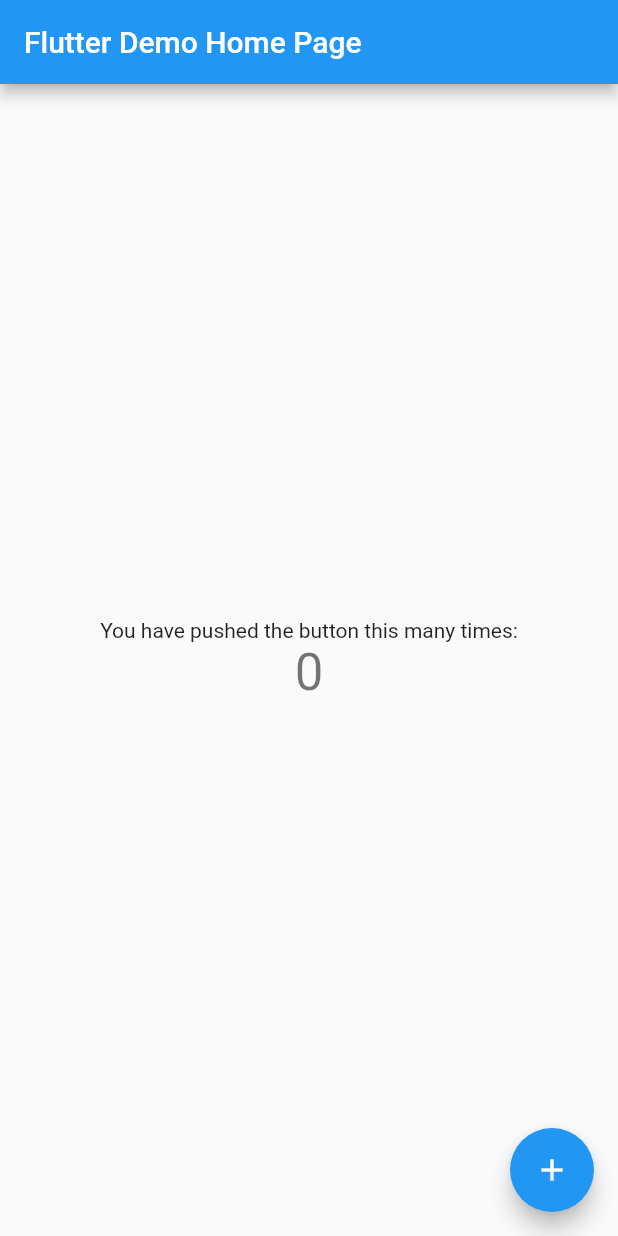
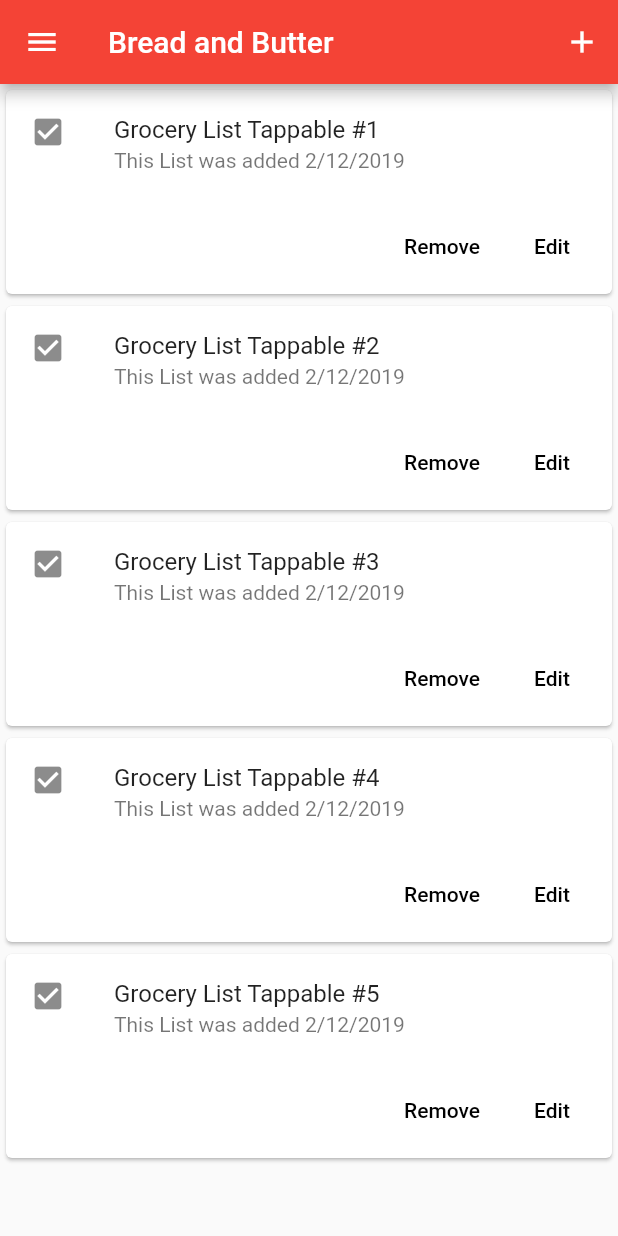
Before and after one commit to jnha/bread-and-butter, a Flutter app: the screen it shows after launch, on a phone screen of 412 x 824 dp. Run offline on Flutter 3.47's test engine with Material 2 defaults, Android fonts, the phone set to English and light mode, and no system bars.

Commit message:
Prototype UI

```diff
--- a/lib/main.dart
+++ b/lib/main.dart
@@ -1,5 +1,8 @@
 import 'package:flutter/material.dart';
-
+import 'package:grocery_app/pages/create_list.dart';
+import 'pages/settings.dart';
+import 'pages/list_page.dart';
+import 'pages/my_fridge.dart';
 void main() => runApp(MyApp());
 
 class MyApp extends StatelessWidget {
@@ -9,33 +12,15 @@ class MyApp extends StatelessWidget {
     return MaterialApp(
       title: 'Flutter Demo',
       theme: ThemeData(
-        // This is the theme of your application.
-        //
-        // Try running your application with "flutter run". You'll see the
-        // application has a blue toolbar. Then, without quitting the app, try
-        // changing the primarySwatch below to Colors.green and then invoke
-        // "hot reload" (press "r" in the console where you ran "flutter run",
-        // or simply save your changes to "hot reload" in a Flutter IDE).
-        // Notice that the counter didn't reset back to zero; the application
-        // is not restarted.
-        primarySwatch: Colors.blue,
+        primarySwatch: Colors.red,
       ),
-      home: MyHomePage(title: 'Flutter Demo Home Page'),
+      home: MyHomePage(title: 'Bread and Butter'),
     );
   }
 }
 
 class MyHomePage extends StatefulWidget {
   MyHomePage({Key key, this.title}) : super(key: key);
-
-  // This widget is the home page of your application. It is stateful, meaning
-  // that it has a State object (defined below) that contains fields that affect
-  // how it looks.
-
-  // This class is the configuration for the state. It holds the values (in this
-  // case the title) provided by the parent (in this case the App widget) and
-  // used by the build method of the State. Fields in a Widget subclass are
-  // always marked "final".
 
   final String title;
 
@@ -44,68 +29,266 @@ class MyHomePage extends StatefulWidget {
 }
 
 class _MyHomePageState extends State<MyHomePage> {
-  int _counter = 0;
-
-  void _incrementCounter() {
-    setState(() {
-      // This call to setState tells the Flutter framework that something has
-      // changed in this State, which causes it to rerun the build method below
-      // so that the display can reflect the updated values. If we changed
-      // _counter without calling setState(), then the build method would not be
-      // called again, and so nothing would appear to happen.
-      _counter++;
-    });
-  }
 
   @override
   Widget build(BuildContext context) {
-    // This method is rerun every time setState is called, for instance as done
-    // by the _incrementCounter method above.
-    //
-    // The Flutter framework has been optimized to make rerunning build methods
-    // fast, so that you can just rebuild anything that needs updating rather
-    // than having to individually change instances of widgets.
     return Scaffold(
-      appBar: AppBar(
-        // Here we take the value from the MyHomePage object that was created by
-        // the App.build method, and use it to set our appbar title.
-        title: Text(widget.title),
-      ),
-      body: Center(
-        // Center is a layout widget. It takes a single child and positions it
-        // in the middle of the parent.
-        child: Column(
-          // Column is also layout widget. It takes a list of children and
-          // arranges them vertically. By default, it sizes itself to fit its
-          // children horizontally, and tries to be as tall as its parent.
-          //
-          // Invoke "debug painting" (press "p" in the console, choose the
-          // "Toggle Debug Paint" action from the Flutter Inspector in Android
-          // Studio, or the "Toggle Debug Paint" command in Visual Studio Code)
-          // to see the wireframe for each widget.
-          //
-          // Column has various properties to control how it sizes itself and
-          // how it positions its children. Here we use mainAxisAlignment to
-          // center the children vertically; the main axis here is the vertical
-          // axis because Columns are vertical (the cross axis would be
-          // horizontal).
-          mainAxisAlignment: MainAxisAlignment.center,
+      drawer: Drawer(
+        child: ListView(
           children: <Widget>[
-            Text(
-              'You have pushed the button this many times:',
+            UserAccountsDrawerHeader(
+              accountName: Text('Sid Kondapuram'),
+              accountEmail: Text('SidK@mailerdaemon.com'),
+              currentAccountPicture: CircleAvatar(
+                backgroundImage: NetworkImage('https://cdn1.iconfinder.com/data/icons/user-pictures/101/malecostume-512.png'),
+              ),
             ),
-            Text(
-              '$_counter',
-              style: Theme.of(context).textTheme.display1,
+            ListTile(
+              title: Text('New List'),
+              trailing: Icon(Icons.add),
+              onTap: () {
+                Navigator.push(
+                  context,
+                  MaterialPageRoute(builder: (context) => CreateListPage()));
+              },
+            ),
+            Divider(),
+            ListTile(
+              title: Text('My Fridge'),
+              trailing: Icon(Icons.check_box),
+              onTap: () {
+                Navigator.push(
+                  context,
+                  MaterialPageRoute(builder: (context) => MyFridgePage()));
+              },
+            ),
+            Divider(),
+            ListTile(
+              title: Text('Settings'),
+              trailing: Icon(Icons.settings),
+              onTap: () {
+                Navigator.push(
+                  context,
+                  MaterialPageRoute(builder: (context) => SettingsPage()));
+              },
             ),
           ],
         ),
       ),
-      floatingActionButton: FloatingActionButton(
-        onPressed: _incrementCounter,
-        tooltip: 'Increment',
-        child: Icon(Icons.add),
-      ), // This trailing comma makes auto-formatting nicer for build methods.
+      appBar: AppBar(
+        title: Text(widget.title),
+        actions: <Widget>[
+          IconButton(
+            icon: Icon(Icons.add),
+            onPressed: () {
+              Navigator.push(
+                  context,
+                  MaterialPageRoute(builder: (context) => CreateListPage()));
+            },
+          )
+        ],
+      ),
+      body: Center(
+        child: ListView(
+          children: <Widget>[
+            GestureDetector(
+              onTap: () {
+                Navigator.push(
+                context,
+                MaterialPageRoute(builder: (context) => ListPage()));
+              },
+              child: Card(
+              child: Column(
+                mainAxisSize: MainAxisSize.min,
+                children: <Widget>[
+                  ListTile(
+                    leading: Icon(Icons.check_box),
+                    title: Text('Grocery List Tappable #1'),
+                    subtitle: Text('This List was added 2/12/2019'),
+                  ),
+                  ButtonTheme.bar(
+                    child: ButtonBar(
+                      children: <Widget>[
+                        FlatButton(
+                          child: const Text('Remove'),
+                          onPressed: () {
+                            //TODO: Add on press functionality here
+                          },
+                        ),
+                        FlatButton(
+                          child: const Text('Edit'),
+                          onPressed: () {
+                            Navigator.push(
+                              context,
+                              MaterialPageRoute(builder: (context) => ListPage()));
+                          },
+                        )
+                      ],
+                      ),
+                  ),
+                ],
+              ),
+            ),
+          ),
+                      GestureDetector(
+              onTap: () {
+                Navigator.push(
+                context,
+                MaterialPageRoute(builder: (context) => ListPage()));
+              },
+              child: Card(
+              child: Column(
+                mainAxisSize: MainAxisSize.min,
+                children: <Widget>[
+                  ListTile(
+                    leading: Icon(Icons.check_box),
+                    title: Text('Grocery List Tappable #2'),
+                    subtitle: Text('This List was added 2/12/2019'),
+                  ),
+                  ButtonTheme.bar(
+                    child: ButtonBar(
+                      children: <Widget>[
+                        FlatButton(
+                          child: const Text('Remove'),
+                          onPressed: () {
+                            //TODO: Add on press functionality here
+                          },
+                        ),
+                        FlatButton(
+                          child: const Text('Edit'),
+                          onPressed: () {
+                            Navigator.push(
+                              context,
+                              MaterialPageRoute(builder: (context) => ListPage()));
+                          },
+                        )
+                      ],
+                      ),
+                  ),
+                ],
+              ),
+            ),
+          ),
+                      GestureDetector(
+              onTap: () {
+                Navigator.push(
+                context,
+                MaterialPageRoute(builder: (context) => ListPage()));
+              },
+              child: Card(
+              child: Column(
+                mainAxisSize: MainAxisSize.min,
+                children: <Widget>[
+                  ListTile(
+                    leading: Icon(Icons.check_box),
+                    title: Text('Grocery List Tappable #3'),
+                    subtitle: Text('This List was added 2/12/2019'),
+                  ),
+                  ButtonTheme.bar(
+                    child: ButtonBar(
+                      children: <Widget>[
+                        FlatButton(
+                          child: const Text('Remove'),
+                          onPressed: () {
+                            //TODO: Add on press functionality here
+                          },
+                        ),
+                        FlatButton(
+                          child: const Text('Edit'),
+                          onPressed: () {
+                            Navigator.push(
+                              context,
+                              MaterialPageRoute(builder: (context) => ListPage()));
+                          },
+                        )
+                      ],
+                      ),
+                  ),
+                ],
+              ),
+            ),
+          ),
+                      GestureDetector(
+              onTap: () {
+                Navigator.push(
+                context,
+                MaterialPageRoute(builder: (context) => ListPage()));
+              },
+              child: Card(
+              child: Column(
+                mainAxisSize: MainAxisSize.min,
+                children: <Widget>[
+                  ListTile(
+                    leading: Icon(Icons.check_box),
+                    title: Text('Grocery List Tappable #4'),
+                    subtitle: Text('This List was added 2/12/2019'),
+                  ),
+                  ButtonTheme.bar(
+                    child: ButtonBar(
+                      children: <Widget>[
+                        FlatButton(
+                          child: const Text('Remove'),
+                          onPressed: () {
+                            //TODO: Add on press functionality here
+                          },
+                        ),
+                        FlatButton(
+                          child: const Text('Edit'),
+                          onPressed: () {
+                            Navigator.push(
+                              context,
+                              MaterialPageRoute(builder: (context) => ListPage()));
+                          },
+                        )
+                      ],
+                      ),
+                  ),
+                ],
+              ),
+            ),
+          ),
+                      GestureDetector(
+              onTap: () {
+                Navigator.push(
+                context,
+                MaterialPageRoute(builder: (context) => ListPage()));
+              },
+              child: Card(
+              child: Column(
+                mainAxisSize: MainAxisSize.min,
+                children: <Widget>[
+                  ListTile(
+                    leading: Icon(Icons.check_box),
+                    title: Text('Grocery List Tappable #5'),
+                    subtitle: Text('This List was added 2/12/2019'),
+                  ),
+                  ButtonTheme.bar(
+                    child: ButtonBar(
+                      children: <Widget>[
+                        FlatButton(
+                          child: const Text('Remove'),
+                          onPressed: () {
+                            //TODO: Add on press functionality here
+                          },
+                        ),
+                        FlatButton(
+                          child: const Text('Edit'),
+                          onPressed: () {
+                            Navigator.push(
+                              context,
+                              MaterialPageRoute(builder: (context) => ListPage()));
+                          },
+                        )
+                      ],
+                      ),
+                  ),
+                ],
+              ),
+            ),
+          ),
+          ],
+        ),
+      ),
     );
   }
 }
--- a/pubspec.yaml
+++ b/pubspec.yaml
@@ -1,5 +1,5 @@
-name: bread_and_butter
-description: A new Flutter application.
+name: grocery_app
+description: A new Flutter project.
 
 # The following defines the version and build number for your application.
 # A version number is three numbers separated by dots, like 1.2.43
```
Also changed, not shown: lib/pages/create_list.dart (added, +26 -0 lines), lib/pages/list_page.dart (added, +40 -0 lines), lib/pages/my_fridge.dart (added, +26 -0 lines), lib/pages/settings.dart (added, +40 -0 lines), 63 other files.
